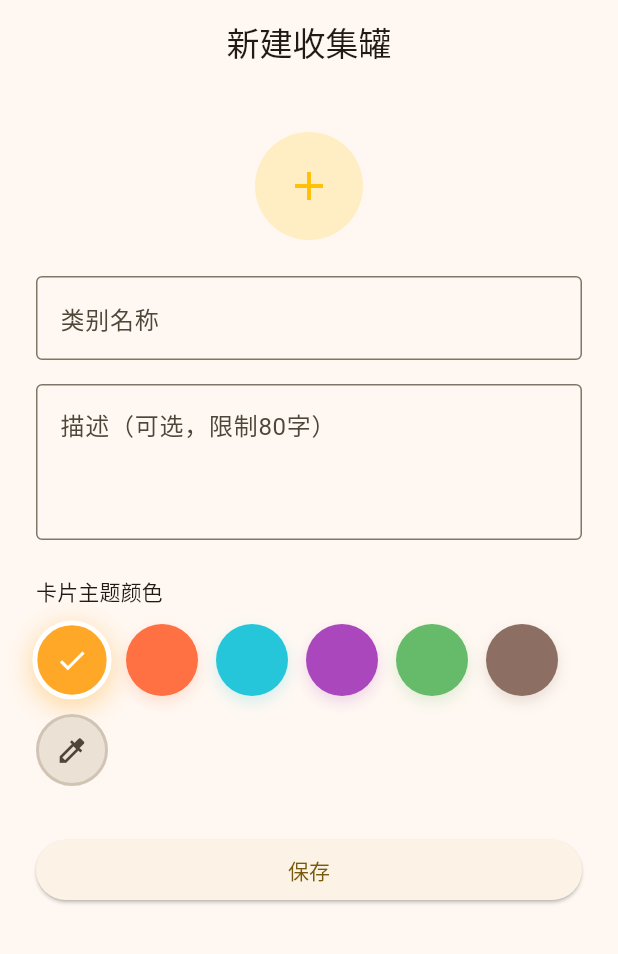
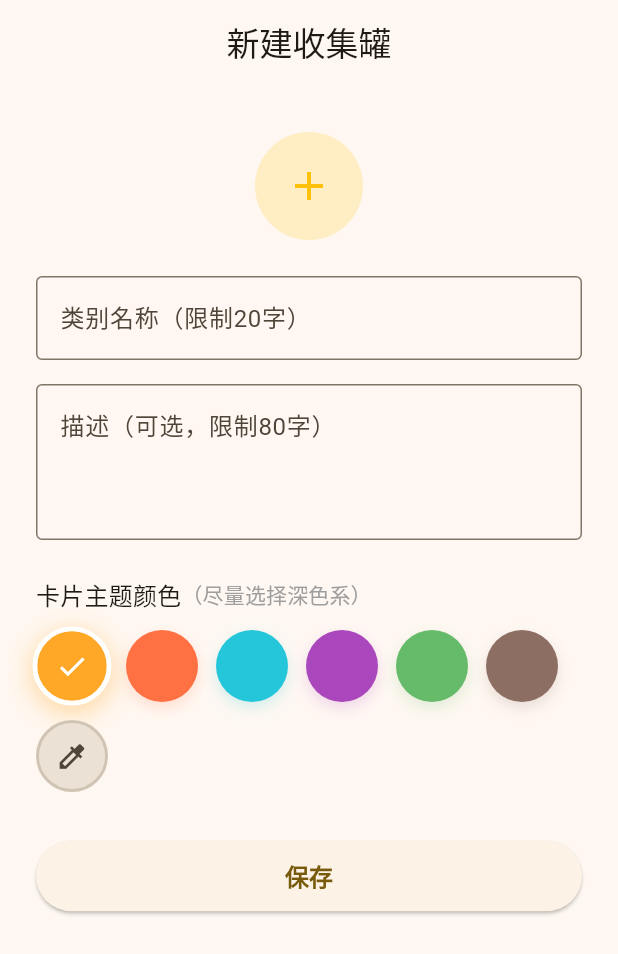
Before and after one commit to inf-xu/colltank, a Flutter app: the AddCollectionPage screen opened by its route, on a phone screen of 412 x 824 dp. Shown: the top 954 px of the screen. Run offline on Flutter 3.47's test engine with Material 3 defaults, Android fonts, the phone set to English and light mode, and no system bars; our stand-ins replace drift, file_picker, fl_chart, flutter_riverpod, freezed_annotation, go_router and 4 more; missing offline and left inert: crop_your_image, fl_heatmap, gal; accounts and stored records are empty; generated files the repository leaves out were written again.

Commit message:
调整页面样式

```diff
--- a/lib/features/calendar/presentation/pages/calendar_page.dart
+++ b/lib/features/calendar/presentation/pages/calendar_page.dart
@@ -367,7 +367,7 @@ class _EmptyHint extends StatelessWidget {
       child: Column(
         mainAxisSize: MainAxisSize.min,
         children: [
-          const Icon(Icons.emoji_food_beverage_outlined, size: 48),
+          Icon(Icons.emoji_food_beverage_outlined, size: 48, color: Theme.of(context).colorScheme.primary),
           const SizedBox(height: 12),
           Text('这天还没有收藏记录', style: Theme.of(context).textTheme.titleMedium),
           const SizedBox(height: 8),
--- a/lib/features/collections/presentation/pages/add_collection_page.dart
+++ b/lib/features/collections/presentation/pages/add_collection_page.dart
@@ -377,6 +377,8 @@ class _AddCollectionPageState extends ConsumerState<AddCollectionPage> {
               children: [
                 const SizedBox(height: 8),
                 Center(
+                  child: Tooltip(
+                    message: _isEdit ? '当前为编辑模式' : '下方添加收集罐信息',
                     child: CircleAvatar(
                       radius: 36,
                       backgroundColor: Colors.amber.withValues(alpha: 0.2),
@@ -387,13 +389,15 @@ class _AddCollectionPageState extends ConsumerState<AddCollectionPage> {
                       ),
                     ),
                   ),
+                ),
                 const SizedBox(height: 24),
                 TextFormField(
                   controller: _nameController,
                   decoration: const InputDecoration(
-                    labelText: '类别名称',
+                    labelText: '类别名称（限制20字）',
                     border: OutlineInputBorder(),
                     floatingLabelAlignment: FloatingLabelAlignment.start,
+                    alignLabelWithHint: true,
                   ),
                   readOnly: _isEdit,
                   enabled: !_isEdit,
@@ -431,7 +435,13 @@ class _AddCollectionPageState extends ConsumerState<AddCollectionPage> {
                   },
                 ),
                 const SizedBox(height: 24),
-                Text('卡片主题颜色', style: theme.textTheme.titleSmall),
+                Row(
+                  mainAxisAlignment: MainAxisAlignment.start,
+                  children: [
+                    Text('卡片主题颜色', style: theme.textTheme.titleMedium),
+                    Text('（尽量选择深色系）', style: theme.textTheme.titleSmall?.copyWith(color: Colors.grey))
+                  ],
+                ),
                 const SizedBox(height: 12),
                 Wrap(
                   spacing: 12,
@@ -445,6 +455,9 @@ class _AddCollectionPageState extends ConsumerState<AddCollectionPage> {
                 SizedBox(
                   width: double.infinity,
                   child: ElevatedButton(
+                    style: ElevatedButton.styleFrom(
+                      padding: const EdgeInsets.symmetric(vertical: 12),
+                    ),
                     onPressed: _isSaving ? null : _handleSubmit,
                     child: _isSaving
                         ? const SizedBox(
@@ -452,7 +465,7 @@ class _AddCollectionPageState extends ConsumerState<AddCollectionPage> {
                             height: 20,
                             child: CircularProgressIndicator(strokeWidth: 2),
                           )
-                        : Text(_isEdit ? '更新' : '保存'),
+                        : Text(_isEdit ? '更新' : '保存', style: TextStyle(fontWeight: FontWeight.w600, fontSize: 16),),
                   ),
                 ),
               ],
--- a/lib/features/collections/presentation/pages/home_page.dart
+++ b/lib/features/collections/presentation/pages/home_page.dart
@@ -715,7 +715,6 @@ class _AddCard extends StatelessWidget {
         margin: const EdgeInsets.symmetric(horizontal: 8, vertical: 24),
         decoration: BoxDecoration(
           borderRadius: BorderRadius.circular(24),
-          border: Border.all(color: Colors.white70, width: 2),
         ),
         child: SizedBox.expand(
           child: Card(
```
Also changed, not shown: lib/features/collections/presentation/pages/detail_page.dart (+2 -10 lines). Lines whose indentation alone changed are shown as unchanged.
